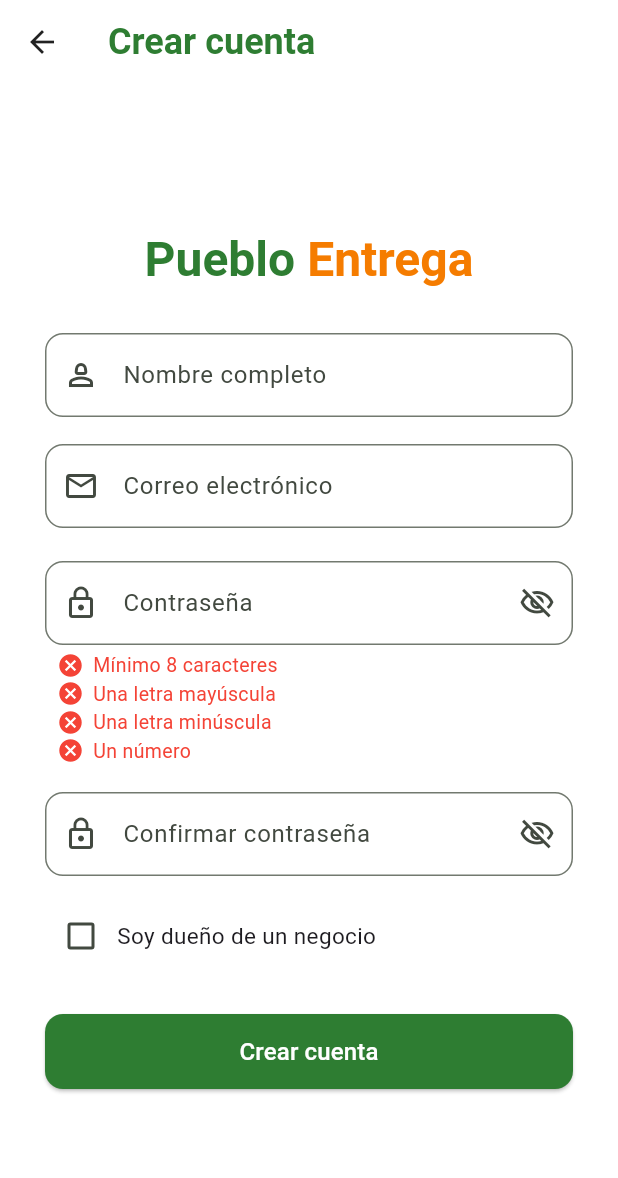
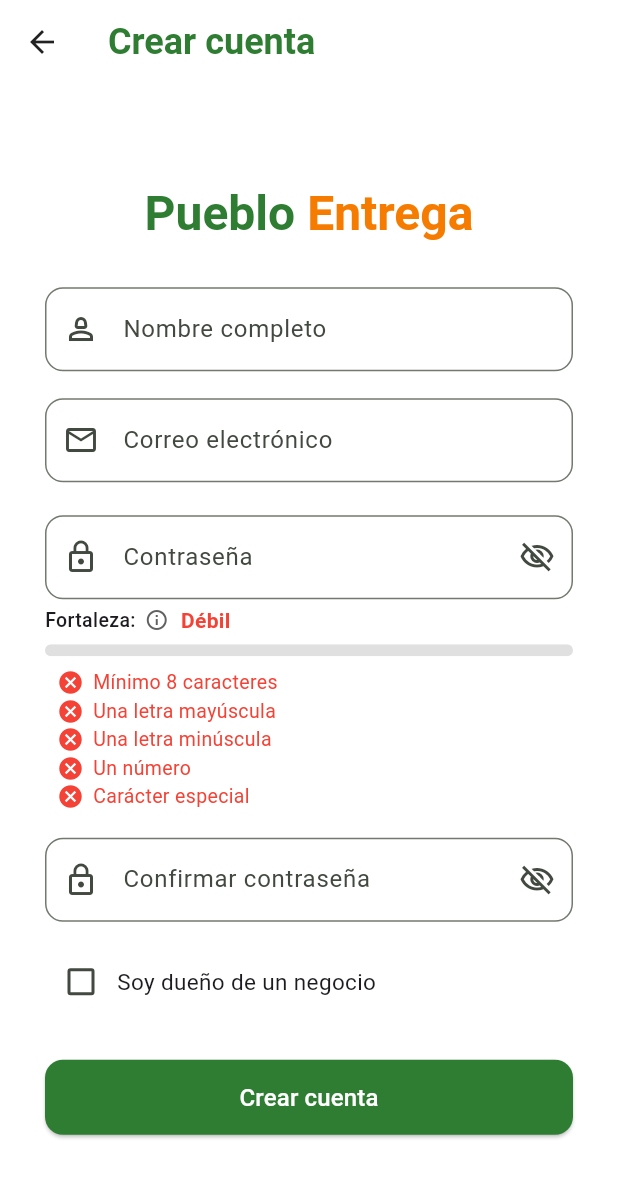
Before and after one commit to D3nn1S-Mugart3/pueblo_entrega, a Flutter app: the RegisterScreen screen opened directly, on a phone screen of 412 x 824 dp. Shown: the top 1178 px of the screen. Run offline on Flutter 3.47's test engine with Material 3 defaults, Android fonts, the phone set to English and light mode, and no system bars; our stand-ins replace cloud_firestore, firebase_auth, firebase_core; accounts and stored records are empty; Roboto replaces fonts that are missing (Poppins).

Commit message:
feat: Barra de fuerza de contraseña y indicador de fortaleza, 'Debil', 'Media', 'Fuerte'

```diff
--- a/pueblo_entrega_app/lib/screens/auth/register_screen.dart
+++ b/pueblo_entrega_app/lib/screens/auth/register_screen.dart
@@ -30,6 +30,11 @@ class _RegisterScreenState extends State<RegisterScreen> {
   bool hasLowercase = false;
   bool hasNumber = false;
   bool hasMinLength = false;
+  bool hasSpecialChar = false;
+  double passwordStrength = 0.0;
+  String strengthLabel = "Débil";
+  Color strengthColor = Colors.red;
+
   bool emailValid = false;
 
   bool isValidEmail(String email) {
@@ -59,9 +64,28 @@ class _RegisterScreenState extends State<RegisterScreen> {
       hasLowercase = pass.contains(RegExp(r'[a-z]'));
       hasNumber = pass.contains(RegExp(r'[0-9]'));
       hasMinLength = pass.length >= 8;
+      hasSpecialChar = pass.contains(RegExp(r'[!@#$%^&*(),.?":{}|<>]'));
 
       passwordValid = hasUppercase && hasLowercase && hasNumber && hasMinLength;
       passwordsMatch = pass == confirm;
+
+      // Calculo de fortaleza
+      passwordStrength = 0;
+      if (hasMinLength) passwordStrength += 0.25;
+      if (hasUppercase) passwordStrength += 0.25;
+      if (hasNumber) passwordStrength += 0.25;
+      if (hasSpecialChar) passwordStrength += 0.25;
+
+      if (passwordStrength <= 0.25) {
+        strengthLabel = "Débil";
+        strengthColor = Colors.red;
+      } else if (passwordStrength <= 0.75) {
+        strengthLabel = "Media";
+        strengthColor = Colors.orange;
+      } else {
+        strengthLabel = "Fuerte";
+        strengthColor = Colors.green;
+      }
     });
   }
 
@@ -282,6 +306,43 @@ class _RegisterScreenState extends State<RegisterScreen> {
                 ),
               ),
               const SizedBox(height: 4),
+              Row(
+                children: [
+                  const Text(
+                    "Fortaleza:",
+                    style: TextStyle(fontSize: 13, fontWeight: FontWeight.w500),
+                  ),
+                  const SizedBox(width: 6),
+                  Tooltip(
+                    message:
+                        "Usa mayúsculas, minúsculas, números y opcionalmente un carácter especial.",
+                    child: Icon(
+                      Icons.info_outline,
+                      size: 16,
+                      color: Colors.grey[700],
+                    ),
+                  ),
+                  const SizedBox(width: 8),
+                  Text(
+                    strengthLabel,
+                    style: TextStyle(
+                      fontWeight: FontWeight.bold,
+                      color: strengthColor,
+                    ),
+                  ),
+                ],
+              ),
+              const SizedBox(height: 6),
+              ClipRRect(
+                borderRadius: BorderRadiusGeometry.circular(10),
+                child: LinearProgressIndicator(
+                  value: passwordStrength,
+                  minHeight: 8,
+                  backgroundColor: Colors.grey[300],
+                  valueColor: AlwaysStoppedAnimation<Color>(strengthColor),
+                ),
+              ),
+              const SizedBox(height: 8),
               Column(
                 crossAxisAlignment: CrossAxisAlignment.start,
                 children: [
@@ -289,6 +350,7 @@ class _RegisterScreenState extends State<RegisterScreen> {
                   _buildRequirement("Una letra mayúscula", hasUppercase),
                   _buildRequirement("Una letra minúscula", hasLowercase),
                   _buildRequirement("Un número", hasNumber),
+                  _buildRequirement("Carácter especial", hasSpecialChar),
                 ],
               ),
               const SizedBox(height: 18),
```
